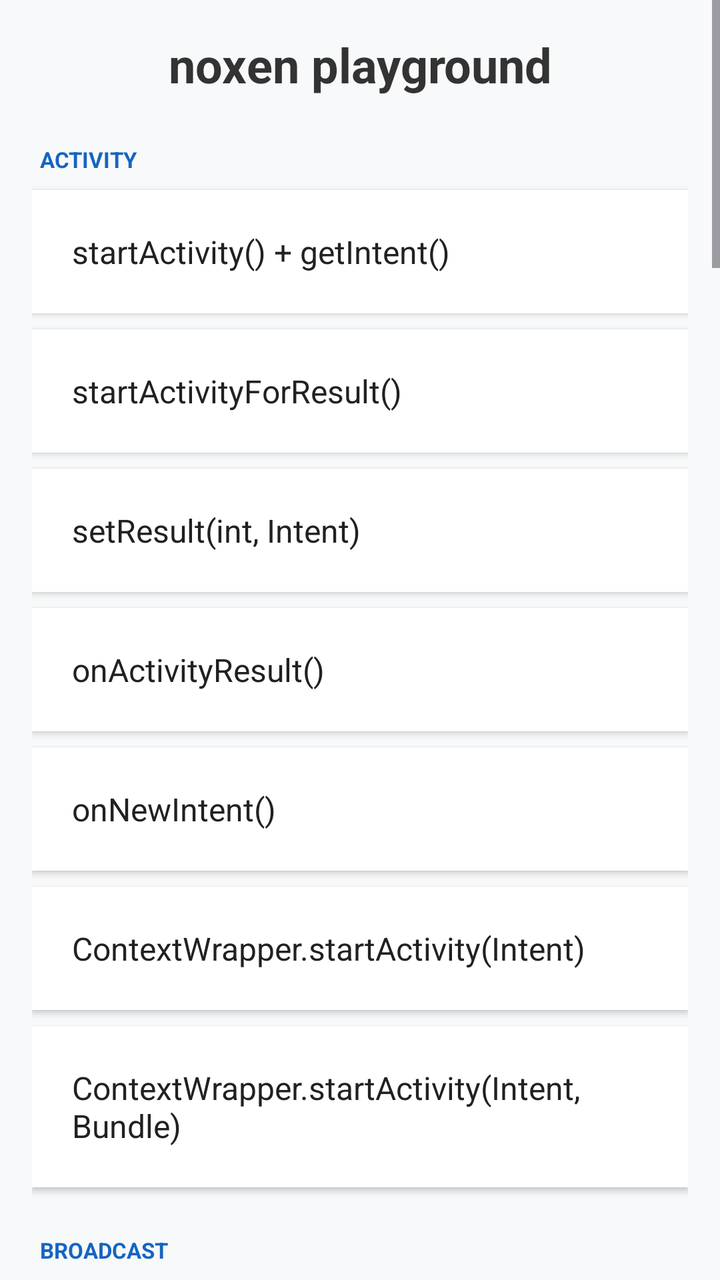
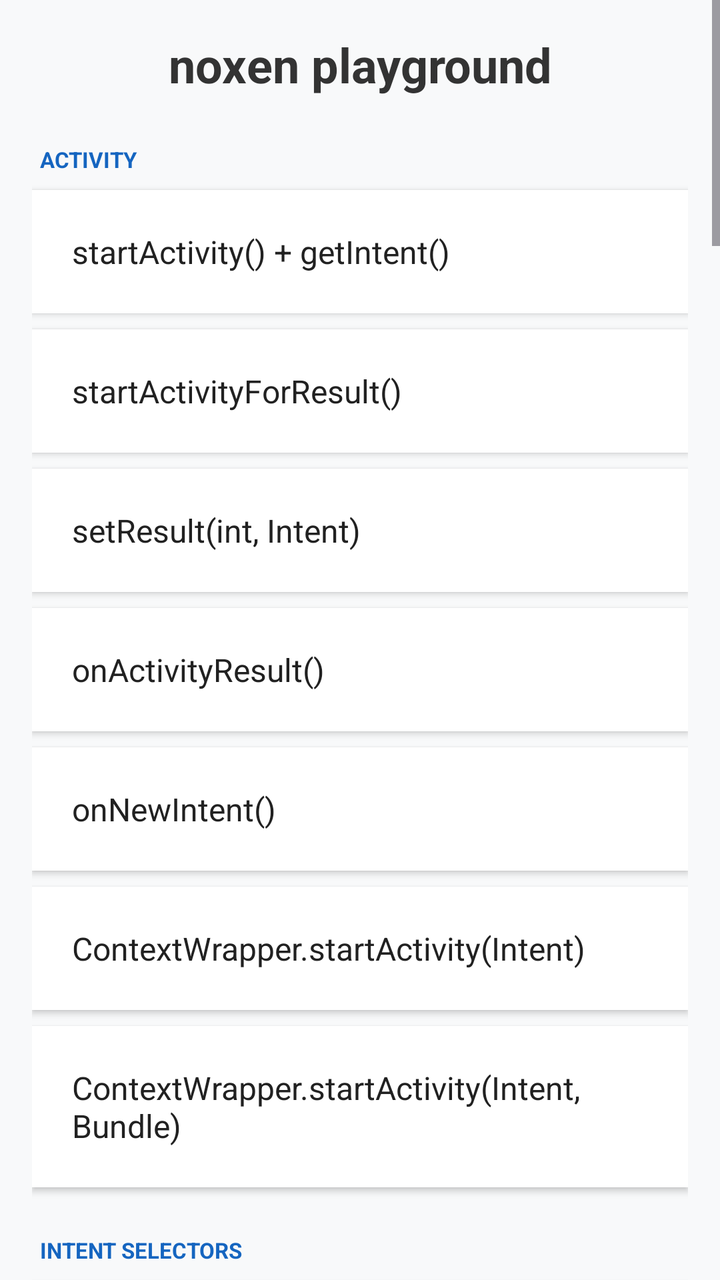

An Android layout rendered at two revisions. The XML below is the earlier revision; the diff shows what the commit changed to produce the second picture.
<!-- AndroidManifest.xml: application theme Theme.NoxenPlayground -->
<!-- res/layout/activity_main.xml -->
<?xml version="1.0" encoding="utf-8"?>
<ScrollView xmlns:android="http://schemas.android.com/apk/res/android"
    xmlns:app="http://schemas.android.com/apk/res-auto"
    xmlns:tools="http://schemas.android.com/tools"
    android:id="@+id/main"
    android:layout_width="match_parent"
    android:layout_height="match_parent"
    android:background="#F8F9FA"
    tools:context=".MainActivity">

    <LinearLayout
        android:layout_width="match_parent"
        android:layout_height="wrap_content"
        android:orientation="vertical"
        android:padding="16dp">

        <TextView
            android:id="@+id/textView"
            android:layout_width="match_parent"
            android:layout_height="wrap_content"
            android:layout_marginBottom="24dp"
            android:gravity="center"
            android:text="noxen playground"
            android:textColor="#333333"
            android:textSize="24sp"
            android:textStyle="bold" />

        

        <TextView
            android:layout_width="match_parent"
            android:layout_height="wrap_content"
            android:layout_marginBottom="8dp"
            android:paddingStart="4dp"
            android:text="ACTIVITY"
            android:textColor="#1565C0"
            android:textSize="11sp"
            android:textStyle="bold" />

        <LinearLayout
            android:id="@+id/btnStartActivityWithExtras"
            android:layout_width="match_parent"
            android:layout_height="wrap_content"
            android:layout_marginBottom="8dp"
            android:background="@android:color/white"
            android:clickable="true"
            android:elevation="2dp"
            android:focusable="true"
            android:foreground="?attr/selectableItemBackground"
            android:padding="20dp">
            <TextView
                android:layout_width="wrap_content"
                android:layout_height="wrap_content"
                android:text="startActivity() + getIntent()"
                android:textColor="#212121"
                android:textSize="16sp" />
        </LinearLayout>

        <LinearLayout
            android:id="@+id/btnStartActivityForResultWithOptions"
            android:layout_width="match_parent"
            android:layout_height="wrap_content"
            android:layout_marginBottom="8dp"
            android:background="@android:color/white"
            android:clickable="true"
            android:elevation="2dp"
            android:focusable="true"
            android:foreground="?attr/selectableItemBackground"
            android:padding="20dp">
            <TextView
                android:layout_width="wrap_content"
                android:layout_height="wrap_content"
                android:text="startActivityForResult()"
                android:textColor="#212121"
                android:textSize="16sp" />
        </LinearLayout>


        <LinearLayout
            android:id="@+id/btnStartActivityForSetResult"
            android:layout_width="match_parent"
            android:layout_height="wrap_content"
            android:layout_marginBottom="8dp"
            android:background="@android:color/white"
            android:clickable="true"
            android:elevation="2dp"
            android:focusable="true"
            android:foreground="?attr/selectableItemBackground"
            android:padding="20dp">
            <TextView
                android:layout_width="wrap_content"
                android:layout_height="wrap_content"
                android:text="setResult(int, Intent)"
                android:textColor="#212121"
                android:textSize="16sp" />
        </LinearLayout>

        <LinearLayout
            android:id="@+id/btnStartActivityForResultCallback"
            android:layout_width="match_parent"
            android:layout_height="wrap_content"
            android:layout_marginBottom="8dp"
            android:background="@android:color/white"
            android:clickable="true"
            android:elevation="2dp"
            android:focusable="true"
            android:foreground="?attr/selectableItemBackground"
            android:padding="20dp">
            <TextView
                android:layout_width="wrap_content"
                android:layout_height="wrap_content"
                android:text="onActivityResult()"
                android:textColor="#212121"
                android:textSize="16sp" />
        </LinearLayout>

        <LinearLayout
            android:id="@+id/btnStartActivitySingleTaskTwice"
            android:layout_width="match_parent"
            android:layout_height="wrap_content"
            android:layout_marginBottom="8dp"
            android:background="@android:color/white"
            android:clickable="true"
            android:elevation="2dp"
            android:focusable="true"
            android:foreground="?attr/selectableItemBackground"
            android:padding="20dp">
            <TextView
                android:layout_width="wrap_content"
                android:layout_height="wrap_content"
                android:text="onNewIntent()"
                android:textColor="#212121"
                android:textSize="16sp" />
        </LinearLayout>

        <LinearLayout
            android:id="@+id/btnContextStartActivity"
            android:layout_width="match_parent"
            android:layout_height="wrap_content"
            android:layout_marginBottom="8dp"
            android:background="@android:color/white"
            android:clickable="true"
            android:elevation="2dp"
            android:focusable="true"
            android:foreground="?attr/selectableItemBackground"
            android:padding="20dp">
            <TextView
                android:layout_width="wrap_content"
                android:layout_height="wrap_content"
                android:text="ContextWrapper.startActivity(Intent)"
                android:textColor="#212121"
                android:textSize="16sp" />
        </LinearLayout>

        <LinearLayout
            android:id="@+id/btnContextStartActivityWithBundle"
            android:layout_width="match_parent"
            android:layout_height="wrap_content"
            android:layout_marginBottom="8dp"
            android:background="@android:color/white"
            android:clickable="true"
            android:elevation="2dp"
            android:focusable="true"
            android:foreground="?attr/selectableItemBackground"
            android:padding="20dp">
            <TextView
                android:layout_width="wrap_content"
                android:layout_height="wrap_content"
                android:text="ContextWrapper.startActivity(Intent, Bundle)"
                android:textColor="#212121"
                android:textSize="16sp" />
        </LinearLayout>

        

        <TextView
            android:layout_width="match_parent"
            android:layout_height="wrap_content"
            android:layout_marginTop="16dp"
            android:layout_marginBottom="8dp"
            android:paddingStart="4dp"
            android:text="BROADCAST"
            android:textColor="#1565C0"
            android:textSize="11sp"
            android:textStyle="bold" />

        <LinearLayout
            android:id="@+id/btnSendBroadcast"
            android:layout_width="match_parent"
            android:layout_height="wrap_content"
            android:layout_marginBottom="8dp"
            android:background="@android:color/white"
            android:clickable="true"
            android:elevation="2dp"
            android:focusable="true"
            android:foreground="?attr/selectableItemBackground"
            android:padding="20dp">
            <TextView
                android:layout_width="wrap_content"
                android:layout_height="wrap_content"
                android:text="sendBroadcast(Intent) + onReceive()"
                android:textColor="#212121"
                android:textSize="16sp" />
        </LinearLayout>

        <LinearLayout
            android:id="@+id/btnSendBroadcastWithPermission"
            android:layout_width="match_parent"
            android:layout_height="wrap_content"
            android:layout_marginBottom="8dp"
            android:background="@android:color/white"
            android:clickable="true"
            android:elevation="2dp"
            android:focusable="true"
            android:foreground="?attr/selectableItemBackground"
            android:padding="20dp">
            <TextView
                android:layout_width="wrap_content"
                android:layout_height="wrap_content"
                android:text="sendBroadcast(Intent, String) + onReceive()"
                android:textColor="#212121"
                android:textSize="16sp" />
        </LinearLayout>

        <LinearLayout
            android:id="@+id/btnSendBroadcastWithOptionsApi34"
            android:layout_width="match_parent"
            android:layout_height="wrap_content"
            android:layout_marginBottom="8dp"
            android:background="@android:color/white"
            android:clickable="true"
            android:elevation="2dp"
            android:focusable="true"
            android:foreground="?attr/selectableItemBackground"
            android:padding="20dp">
            <TextView
                android:layout_width="wrap_content"
                android:layout_height="wrap_content"
                android:text="sendBroadcast(Intent, String, Bundle)"
                android:textColor="#212121"
                android:textSize="16sp" />
        </LinearLayout>

        <LinearLayout
            android:id="@+id/btnSendOrderedBroadcast"
            android:layout_width="match_parent"
            android:layout_height="wrap_content"
            android:layout_marginBottom="8dp"
            android:background="@android:color/white"
            android:clickable="true"
            android:elevation="2dp"
            android:focusable="true"
            android:foreground="?attr/selectableItemBackground"
            android:padding="20dp">
            <TextView
                android:layout_width="wrap_content"
                android:layout_height="wrap_content"
                android:text="sendOrderedBroadcast(Intent, String)"
                android:textColor="#212121"
                android:textSize="16sp" />
        </LinearLayout>

        <LinearLayout
            android:id="@+id/btnSendOrderedBroadcastWithResultReceiver"
            android:layout_width="match_parent"
            android:layout_height="wrap_content"
            android:layout_marginBottom="8dp"
            android:background="@android:color/white"
            android:clickable="true"
            android:elevation="2dp"
            android:focusable="true"
            android:foreground="?attr/selectableItemBackground"
            android:padding="20dp">
            <TextView
                android:layout_width="wrap_content"
                android:layout_height="wrap_content"
                android:text="sendOrderedBroadcast(Intent, String, BroadcastReceiver, Handler, int, String, Bundle) + onReceive()"
                android:textColor="#212121"
                android:textSize="16sp" />
        </LinearLayout>

        <LinearLayout
            android:id="@+id/btnSendOrderedBroadcastWithReceiverPermissionApi30"
            android:layout_width="match_parent"
            android:layout_height="wrap_content"
            android:layout_marginBottom="8dp"
            android:background="@android:color/white"
            android:clickable="true"
            android:elevation="2dp"
            android:focusable="true"
            android:foreground="?attr/selectableItemBackground"
            android:padding="20dp">
            <TextView
                android:layout_width="wrap_content"
                android:layout_height="wrap_content"
                android:text="sendOrderedBroadcast(Intent, String, String, BroadcastReceiver, Handler, int, String, Bundle)"
                android:textColor="#212121"
                android:textSize="16sp" />
        </LinearLayout>

        <LinearLayout
            android:id="@+id/btnSendOrderedBroadcastWithFlagsApi30"
            android:layout_width="match_parent"
            android:layout_height="wrap_content"
            android:layout_marginBottom="8dp"
            android:background="@android:color/white"
            android:clickable="true"
            android:elevation="2dp"
            android:focusable="true"
            android:foreground="?attr/selectableItemBackground"
            android:padding="20dp">
            <TextView
                android:layout_width="wrap_content"
                android:layout_height="wrap_content"
                android:text="sendOrderedBroadcast(Intent, int, String, String, BroadcastReceiver, Handler, String, Bundle, Bundle)"
                android:textColor="#212121"
                android:textSize="16sp" />
        </LinearLayout>

        <LinearLayout
            android:id="@+id/btnSendOrderedBroadcastWithOptionsApi34"
            android:layout_width="match_parent"
            android:layout_height="wrap_content"
            android:layout_marginBottom="8dp"
            android:background="@android:color/white"
            android:clickable="true"
            android:elevation="2dp"
            android:focusable="true"
            android:foreground="?attr/selectableItemBackground"
            android:padding="20dp">
            <TextView
                android:layout_width="wrap_content"
                android:layout_height="wrap_content"
                android:text="sendOrderedBroadcast(Intent, String, Bundle)"
                android:textColor="#212121"
                android:textSize="16sp" />
        </LinearLayout>

        <LinearLayout
            android:id="@+id/btnSendOrderedBroadcastWithOptionsAndReceiverApi34"
            android:layout_width="match_parent"
            android:layout_height="wrap_content"
            android:layout_marginBottom="8dp"
            android:background="@android:color/white"
            android:clickable="true"
            android:elevation="2dp"
            android:focusable="true"
            android:foreground="?attr/selectableItemBackground"
            android:padding="20dp">
            <TextView
                android:layout_width="wrap_content"
                android:layout_height="wrap_content"
                android:text="sendOrderedBroadcast(Intent, String, Bundle, BroadcastReceiver, Handler, int, String, Bundle)"
                android:textColor="#212121"
                android:textSize="16sp" />
        </LinearLayout>

        <LinearLayout
            android:id="@+id/btnDynamicReceiverBroadcast"
            android:layout_width="match_parent"
            android:layout_height="wrap_content"
            android:layout_marginBottom="8dp"
            android:background="@android:color/white"
            android:clickable="true"
            android:elevation="2dp"
            android:focusable="true"
            android:foreground="?attr/selectableItemBackground"
            android:padding="20dp">
            <TextView
                android:layout_width="wrap_content"
                android:layout_height="wrap_content"
                android:text="Dynamic Receiver + onReceive()"
                android:textColor="#212121"
                android:textSize="16sp" />
        </LinearLayout>

        <LinearLayout
            android:id="@+id/btnDynamicReceiverBroadcastScoped"
            android:layout_width="match_parent"
            android:layout_height="wrap_content"
            android:layout_marginBottom="8dp"
            android:background="@android:color/white"
            android:clickable="true"
            android:elevation="2dp"
            android:focusable="true"
            android:foreground="?attr/selectableItemBackground"
            android:padding="20dp">
            <TextView
                android:layout_width="wrap_content"
                android:layout_height="wrap_content"
                android:text="Dynamic Receiver + setPackage() + onReceive()"
                android:textColor="#212121"
                android:textSize="16sp" />
        </LinearLayout>

        

        <TextView
            android:layout_width="match_parent"
            android:layout_height="wrap_content"
            android:layout_marginTop="16dp"
            android:layout_marginBottom="8dp"
            android:paddingStart="4dp"
            android:text="SERVICE"
            android:textColor="#1565C0"
            android:textSize="11sp"
            android:textStyle="bold" />

        <LinearLayout
            android:id="@+id/btnStartService"
            android:layout_width="match_parent"
            android:layout_height="wrap_content"
            android:layout_marginBottom="8dp"
            android:background="@android:color/white"
            android:clickable="true"
            android:elevation="2dp"
            android:focusable="true"
            android:foreground="?attr/selectableItemBackground"
            android:padding="20dp">
            <TextView
                android:layout_width="wrap_content"
                android:layout_height="wrap_content"
                android:text="startService(Intent)"
                android:textColor="#212121"
                android:textSize="16sp" />
        </LinearLayout>

        <LinearLayout
            android:id="@+id/btnStartForegroundService"
            android:layout_width="match_parent"
            android:layout_height="wrap_content"
            android:layout_marginBottom="8dp"
            android:background="@android:color/white"
            android:clickable="true"
            android:elevation="2dp"
            android:focusable="true"
            android:foreground="?attr/selectableItemBackground"
            android:padding="20dp">
            <TextView
                android:layout_width="wrap_content"
                android:layout_height="wrap_content"
                android:text="startForegroundService(Intent)"
                android:textColor="#212121"
                android:textSize="16sp" />
        </LinearLayout>

        

        <TextView
            android:layout_width="match_parent"
            android:layout_height="wrap_content"
            android:layout_marginTop="16dp"
            android:layout_marginBottom="8dp"
            android:paddingStart="4dp"
            android:text="BIND SERVICE"
            android:textColor="#1565C0"
            android:textSize="11sp"
            android:textStyle="bold" />

        <LinearLayout
            android:id="@+id/btnBindService"
            android:layout_width="match_parent"
            android:layout_height="wrap_content"
            android:layout_marginBottom="8dp"
            android:background="@android:color/white"
            android:clickable="true"
            android:elevation="2dp"
            android:focusable="true"
            android:foreground="?attr/selectableItemBackground"
            android:padding="20dp">
            <TextView
                android:layout_width="wrap_content"
                android:layout_height="wrap_content"
                android:text="bindService(Intent, ServiceConnection, int)"
                android:textColor="#212121"
                android:textSize="16sp" />
        </LinearLayout>

        <LinearLayout
            android:id="@+id/btnBindServiceWithExecutorApi29"
            android:layout_width="match_parent"
            android:layout_height="wrap_content"
            android:layout_marginBottom="8dp"
            android:background="@android:color/white"
            android:clickable="true"
            android:elevation="2dp"
            android:focusable="true"
            android:foreground="?attr/selectableItemBackground"
            android:padding="20dp">
            <TextView
                android:layout_width="wrap_content"
                android:layout_height="wrap_content"
                android:text="bindService(Intent, int, Executor, ServiceConnection)"
                android:textColor="#212121"
                android:textSize="16sp" />
        </LinearLayout>

        <LinearLayout
            android:id="@+id/btnBindServiceWithFlagsApi34"
            android:layout_width="match_parent"
            android:layout_height="wrap_content"
            android:layout_marginBottom="8dp"
            android:background="@android:color/white"
            android:clickable="true"
            android:elevation="2dp"
            android:focusable="true"
            android:foreground="?attr/selectableItemBackground"
            android:padding="20dp">
            <TextView
                android:layout_width="wrap_content"
                android:layout_height="wrap_content"
                android:text="bindService(Intent, ServiceConnection, BindServiceFlags)"
                android:textColor="#212121"
                android:textSize="16sp" />
        </LinearLayout>

        <LinearLayout
            android:id="@+id/btnBindServiceWithFlagsExecutorApi34"
            android:layout_width="match_parent"
            android:layout_height="wrap_content"
            android:layout_marginBottom="8dp"
            android:background="@android:color/white"
            android:clickable="true"
            android:elevation="2dp"
            android:focusable="true"
            android:foreground="?attr/selectableItemBackground"
            android:padding="20dp">
            <TextView
                android:layout_width="wrap_content"
                android:layout_height="wrap_content"
                android:text="bindService(Intent, BindServiceFlags, Executor, ServiceConnection)"
                android:textColor="#212121"
                android:textSize="16sp" />
        </LinearLayout>

        

        <TextView
            android:layout_width="match_parent"
            android:layout_height="wrap_content"
            android:layout_marginTop="16dp"
            android:layout_marginBottom="8dp"
            android:paddingStart="4dp"
            android:text="PENDING INTENT"
            android:textColor="#1565C0"
            android:textSize="11sp"
            android:textStyle="bold" />

        <LinearLayout
            android:id="@+id/btnPendingIntentActivity"
            android:layout_width="match_parent"
            android:layout_height="wrap_content"
            android:layout_marginBottom="8dp"
            android:background="@android:color/white"
            android:clickable="true"
            android:elevation="2dp"
            android:focusable="true"
            android:foreground="?attr/selectableItemBackground"
            android:padding="20dp">
            <TextView
                android:layout_width="wrap_content"
                android:layout_height="wrap_content"
                android:text="PendingIntent.getActivity()"
                android:textColor="#212121"
                android:textSize="16sp" />
        </LinearLayout>

        <LinearLayout
            android:id="@+id/btnPendingIntentBroadcast"
            android:layout_width="match_parent"
            android:layout_height="wrap_content"
            android:layout_marginBottom="8dp"
            android:background="@android:color/white"
            android:clickable="true"
            android:elevation="2dp"
            android:focusable="true"
            android:foreground="?attr/selectableItemBackground"
            android:padding="20dp">
            <TextView
                android:layout_width="wrap_content"
                android:layout_height="wrap_content"
                android:text="PendingIntent.getBroadcast()"
                android:textColor="#212121"
                android:textSize="16sp" />
        </LinearLayout>

        <LinearLayout
            android:id="@+id/btnPendingIntentService"
            android:layout_width="match_parent"
            android:layout_height="wrap_content"
            android:layout_marginBottom="8dp"
            android:background="@android:color/white"
            android:clickable="true"
            android:elevation="2dp"
            android:focusable="true"
            android:foreground="?attr/selectableItemBackground"
            android:padding="20dp">
            <TextView
                android:layout_width="wrap_content"
                android:layout_height="wrap_content"
                android:text="PendingIntent.getService()"
                android:textColor="#212121"
                android:textSize="16sp" />
        </LinearLayout>

        

        <TextView
            android:layout_width="match_parent"
            android:layout_height="wrap_content"
            android:layout_marginTop="16dp"
            android:layout_marginBottom="8dp"
            android:paddingStart="4dp"
            android:text="CONCURRENT INTENTS"
            android:textColor="#1565C0"
            android:textSize="11sp"
            android:textStyle="bold" />

        <LinearLayout
            android:id="@+id/btnConcurrentBroadcasts2"
            android:layout_width="match_parent"
            android:layout_height="wrap_content"
            android:layout_marginBottom="8dp"
            android:background="@android:color/white"
            android:clickable="true"
            android:elevation="2dp"
            android:focusable="true"
            android:foreground="?attr/selectableItemBackground"
            android:padding="20dp">
            <TextView
                android:layout_width="wrap_content"
                android:layout_height="wrap_content"
                android:text="2 concurrent sendBroadcast (2 threads)"
                android:textColor="#212121"
                android:textSize="16sp" />
        </LinearLayout>

        <LinearLayout
            android:id="@+id/btnConcurrentBroadcasts5"
            android:layout_width="match_parent"
            android:layout_height="wrap_content"
            android:layout_marginBottom="8dp"
            android:background="@android:color/white"
            android:clickable="true"
            android:elevation="2dp"
            android:focusable="true"
            android:foreground="?attr/selectableItemBackground"
            android:padding="20dp">
            <TextView
                android:layout_width="wrap_content"
                android:layout_height="wrap_content"
                android:text="5 concurrent sendBroadcast (5 threads)"
                android:textColor="#212121"
                android:textSize="16sp" />
        </LinearLayout>

        

        <TextView
            android:layout_width="match_parent"
            android:layout_height="wrap_content"
            android:layout_marginTop="16dp"
            android:layout_marginBottom="8dp"
            android:paddingStart="4dp"
            android:text="ATTACK SURFACE"
            android:textColor="#1565C0"
            android:textSize="11sp"
            android:textStyle="bold" />

        <LinearLayout
            android:id="@+id/btnAttackSurfaceExplicitExportedActivity"
            android:layout_width="match_parent"
            android:layout_height="wrap_content"
            android:layout_marginBottom="8dp"
            android:background="@android:color/white"
            android:clickable="true"
            android:elevation="2dp"
            android:focusable="true"
            android:foreground="?attr/selectableItemBackground"
            android:padding="20dp">
            <TextView
                android:layout_width="wrap_content"
                android:layout_height="wrap_content"
                android:text="Explicit → Exported Activity"
                android:textColor="#212121"
                android:textSize="16sp" />
        </LinearLayout>

        <LinearLayout
            android:id="@+id/btnAttackSurfaceImplicitExportedActivity"
            android:layout_width="match_parent"
            android:layout_height="wrap_content"
            android:layout_marginBottom="8dp"
            android:background="@android:color/white"
            android:clickable="true"
            android:elevation="2dp"
            android:focusable="true"
            android:foreground="?attr/selectableItemBackground"
            android:padding="20dp">
            <TextView
                android:layout_width="wrap_content"
                android:layout_height="wrap_content"
                android:text="Implicit → Exported Activity"
                android:textColor="#212121"
                android:textSize="16sp" />
        </LinearLayout>

        <LinearLayout
            android:id="@+id/btnAttackSurfaceExplicitNotExportedActivity"
            android:layout_width="match_parent"
            android:layout_height="wrap_content"
            android:layout_marginBottom="8dp"
            android:background="@android:color/white"
            android:clickable="true"
            android:elevation="2dp"
            android:focusable="true"
            android:foreground="?attr/selectableItemBackground"
            android:padding="20dp">
            <TextView
                android:layout_width="wrap_content"
                android:layout_height="wrap_content"
                android:text="Explicit → Not Exported Activity"
                android:textColor="#212121"
                android:textSize="16sp" />
        </LinearLayout>

        <LinearLayout
            android:id="@+id/btnAttackSurfaceDangerousPermissionReceiver"
            android:layout_width="match_parent"
            android:layout_height="wrap_content"
            android:layout_marginBottom="8dp"
            android:background="@android:color/white"
            android:clickable="true"
            android:elevation="2dp"
            android:focusable="true"
            android:foreground="?attr/selectableItemBackground"
            android:padding="20dp">
            <TextView
                android:layout_width="wrap_content"
                android:layout_height="wrap_content"
                android:text="sendBroadcast → Dangerous-permission Receiver"
                android:textColor="#212121"
                android:textSize="16sp" />
        </LinearLayout>

        <LinearLayout
            android:id="@+id/btnAttackSurfaceUnresolvedPermissionReceiver"
            android:layout_width="match_parent"
            android:layout_height="wrap_content"
            android:layout_marginBottom="8dp"
            android:background="@android:color/white"
            android:clickable="true"
            android:elevation="2dp"
            android:focusable="true"
            android:foreground="?attr/selectableItemBackground"
            android:padding="20dp">
            <TextView
                android:layout_width="wrap_content"
                android:layout_height="wrap_content"
                android:text="sendBroadcast → Unresolved-permission Receiver"
                android:textColor="#212121"
                android:textSize="16sp" />
        </LinearLayout>

    </LinearLayout>
</ScrollView>
<!-- resources referenced by this layout -->
<resources>
  <style name="Theme.NoxenPlayground" parent="Base.Theme.NoxenPlayground" />
  <style name="Base.Theme.NoxenPlayground" parent="Theme.Material3.DayNight.NoActionBar">
          
          
      </style>
</resources>

<!-- the commit's change to res/layout/activity_main.xml (unified diff, before → after) -->
@@ -179,6 +179,76 @@
             android:layout_marginTop="16dp"
             android:layout_marginBottom="8dp"
             android:paddingStart="4dp"
+            android:text="INTENT SELECTORS"
+            android:textColor="#1565C0"
+            android:textSize="11sp"
+            android:textStyle="bold" />
+
+        <LinearLayout
+            android:id="@+id/btnSelectorActive"
+            android:layout_width="match_parent"
+            android:layout_height="wrap_content"
+            android:layout_marginBottom="8dp"
+            android:background="@android:color/white"
+            android:clickable="true"
+            android:elevation="2dp"
+            android:focusable="true"
+            android:foreground="?attr/selectableItemBackground"
+            android:padding="20dp">
+            <TextView
+                android:layout_width="wrap_content"
+                android:layout_height="wrap_content"
+                android:text="Selector active → Activity1"
+                android:textColor="#212121"
+                android:textSize="16sp" />
+        </LinearLayout>
+
+        <LinearLayout
+            android:id="@+id/btnSelectorIgnored"
+            android:layout_width="match_parent"
+            android:layout_height="wrap_content"
+            android:layout_marginBottom="8dp"
+            android:background="@android:color/white"
+            android:clickable="true"
+            android:elevation="2dp"
+            android:focusable="true"
+            android:foreground="?attr/selectableItemBackground"
+            android:padding="20dp">
+            <TextView
+                android:layout_width="wrap_content"
+                android:layout_height="wrap_content"
+                android:text="Selector ignored → Activity1 vs Activity2"
+                android:textColor="#212121"
+                android:textSize="16sp" />
+        </LinearLayout>
+
+        <LinearLayout
+            android:id="@+id/btnSelectorRedundant"
+            android:layout_width="match_parent"
+            android:layout_height="wrap_content"
+            android:layout_marginBottom="8dp"
+            android:background="@android:color/white"
+            android:clickable="true"
+            android:elevation="2dp"
+            android:focusable="true"
+            android:foreground="?attr/selectableItemBackground"
+            android:padding="20dp">
+            <TextView
+                android:layout_width="wrap_content"
+                android:layout_height="wrap_content"
+                android:text="Selector redundant → Activity1 = Activity1"
+                android:textColor="#212121"
+                android:textSize="16sp" />
+        </LinearLayout>
+
+        
+
+        <TextView
+            android:layout_width="match_parent"
+            android:layout_height="wrap_content"
+            android:layout_marginTop="16dp"
+            android:layout_marginBottom="8dp"
+            android:paddingStart="4dp"
             android:text="BROADCAST"
             android:textColor="#1565C0"
             android:textSize="11sp"
